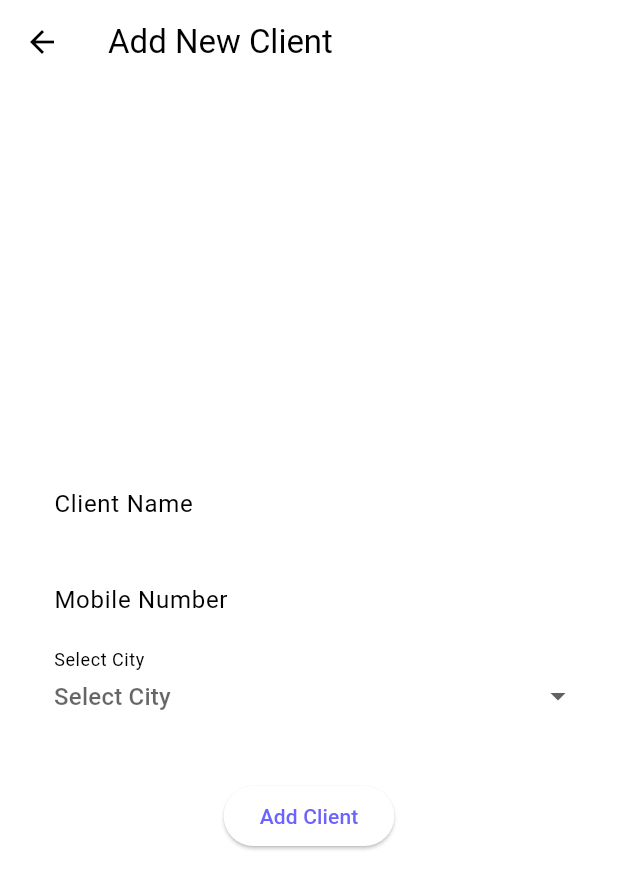
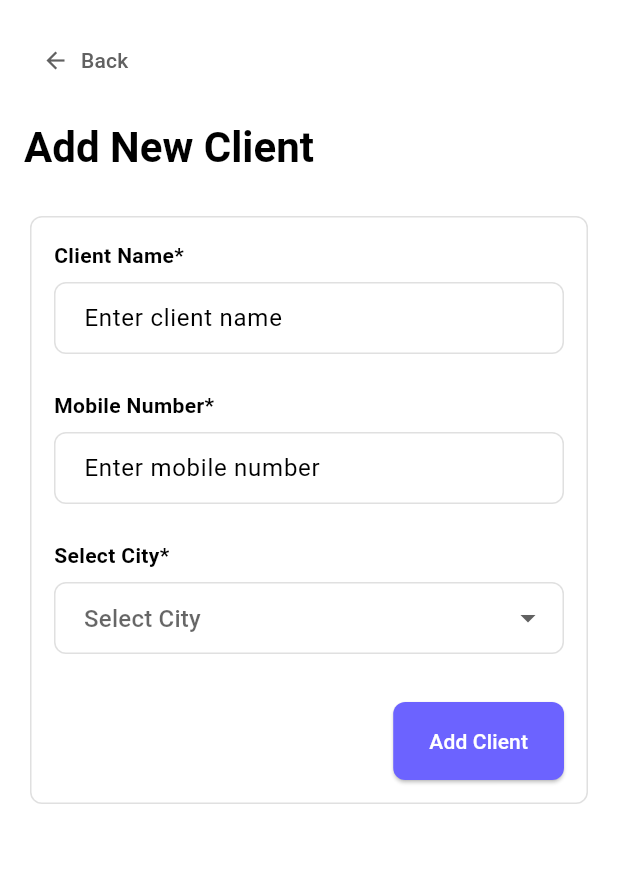
Before and after one commit to Aryaman-Jaiswal/flutter-myapp, a Flutter app: the ClientAddScreen widget shown alone on an empty page, opened directly, on a phone screen of 412 x 824 dp. Shown: the top 889 px of the screen. Run offline on Flutter 3.47's test engine with Material 3 defaults, Android fonts, the phone set to English and light mode, and no system bars; our stand-ins replace animate_do, sqflite, sqflite_common_ffi; missing offline and left inert: gantt_view; accounts and stored records are empty.

Commit message:
added client add page into mainpage

```diff
--- a/lib/screens/clients/client_add_screen.dart
+++ b/lib/screens/clients/client_add_screen.dart
@@ -61,122 +61,91 @@ class _ClientAddScreenState extends State<ClientAddScreen> {
         const SnackBar(content: Text('Client Added Successfully!')),
       );
 
-      Navigator.pop(context);
+      Navigator.of(context).pop();
     }
   }
 
   @override
   Widget build(BuildContext context) {
-    final ColorScheme colorScheme = Theme.of(context).colorScheme;
+    return Padding(
+      // Changed from Scaffold to Padding
+      padding: const EdgeInsets.all(16.0),
+      child: Column(
+        crossAxisAlignment: CrossAxisAlignment.start,
+        children: [
+          // --- NEW: Custom Back button and Header ---
+          TextButton.icon(
+            onPressed: () {
+              Navigator.of(context).pop(); // Uses the local navigator
+            },
+            icon: const Icon(Icons.arrow_back),
+            label: const Text('Back'),
+            style: TextButton.styleFrom(foregroundColor: Colors.grey[700]),
+          ),
+          const SizedBox(height: 16),
+          Text(
+            'Add New Client',
+            style: Theme.of(context).textTheme.headlineMedium?.copyWith(
+              fontWeight: FontWeight.bold,
+              color: Colors.black,
+            ),
+          ),
+          const SizedBox(height: 24),
+          // --- END NEW HEADER ---
 
-    return Scaffold(
-      appBar: AppBar(title: const Text('Add New Client')),
-      body: Center(
-        child: ConstrainedBox(
-          constraints: const BoxConstraints(maxWidth: 600),
-          child: SingleChildScrollView(
+          // Form wrapped in a Card for the bordered look
+          Card(
+            elevation: 0,
+            shape: RoundedRectangleBorder(
+              borderRadius: BorderRadius.circular(8.0),
+              side: BorderSide(color: Colors.grey[300]!),
+            ),
+            child: Padding(
               padding: const EdgeInsets.all(16.0),
               child: Form(
                 key: _formKey,
                 child: Column(
-                mainAxisAlignment: MainAxisAlignment.center,
+                  crossAxisAlignment:
+                      CrossAxisAlignment.start, // Align labels to the left
                   children: [
+                    // Client Name
+                    const Text(
+                      'Client Name*',
+                      style: TextStyle(fontWeight: FontWeight.bold),
+                    ),
+                    const SizedBox(height: 8),
                     TextFormField(
                       controller: _nameController,
-                    decoration: InputDecoration(
-                      labelText: 'Client Name',
-                      hintText: 'Enter client name',
-                      border: OutlineInputBorder(
-                        borderRadius: BorderRadius.circular(8.0),
-                      ),
-                      enabledBorder: OutlineInputBorder(
-                        borderRadius: BorderRadius.circular(8.0),
-                        borderSide: BorderSide(
-                          color: colorScheme.outline.withOpacity(0.5),
-                        ),
-                      ),
-                      focusedBorder: OutlineInputBorder(
-                        borderRadius: BorderRadius.circular(8.0),
-                        borderSide: BorderSide(
-                          color: colorScheme.primary,
-                          width: 2.0,
-                        ),
-                      ),
-                      filled: true,
-                      fillColor: colorScheme.surfaceVariant.withOpacity(0.3),
-                      contentPadding: const EdgeInsets.symmetric(
-                        vertical: 12.0,
-                        horizontal: 16.0,
-                      ),
-                    ),
+                      decoration: _inputDecoration('Enter client name'),
                       validator: (value) =>
                           value!.isEmpty ? 'Enter client name' : null,
                     ),
-                  const SizedBox(height: 16.0),
+                    const SizedBox(height: 24.0),
 
-                  // NEW MOBILE NUMBER FIELD
+                    // Mobile Number
+                    const Text(
+                      'Mobile Number*',
+                      style: TextStyle(fontWeight: FontWeight.bold),
+                    ),
+                    const SizedBox(height: 8),
                     TextFormField(
                       controller: _mobileNoController,
                       keyboardType: TextInputType.phone,
-                    decoration: InputDecoration(
-                      labelText: 'Mobile Number',
-                      hintText: 'Enter client mobile number',
-                      border: OutlineInputBorder(
-                        borderRadius: BorderRadius.circular(8.0),
-                      ),
-                      enabledBorder: OutlineInputBorder(
-                        borderRadius: BorderRadius.circular(8.0),
-                        borderSide: BorderSide(
-                          color: colorScheme.outline.withOpacity(0.5),
-                        ),
-                      ),
-                      focusedBorder: OutlineInputBorder(
-                        borderRadius: BorderRadius.circular(8.0),
-                        borderSide: BorderSide(
-                          color: colorScheme.primary,
-                          width: 2.0,
-                        ),
-                      ),
-                      filled: true,
-                      fillColor: colorScheme.surfaceVariant.withOpacity(0.3),
-                      contentPadding: const EdgeInsets.symmetric(
-                        vertical: 12.0,
-                        horizontal: 16.0,
-                      ),
-                    ),
+                      decoration: _inputDecoration('Enter mobile number'),
                       validator: (value) =>
                           value!.isEmpty ? 'Enter mobile number' : null,
                     ),
-                  const SizedBox(height: 16.0),
+                    const SizedBox(height: 24.0),
 
+                    // City Dropdown
+                    const Text(
+                      'Select City*',
+                      style: TextStyle(fontWeight: FontWeight.bold),
+                    ),
+                    const SizedBox(height: 8),
                     DropdownButtonFormField<String>(
                       value: _selectedCity,
-                    decoration: InputDecoration(
-                      labelText: 'Select City',
-                      hintText: 'Choose a city',
-                      border: OutlineInputBorder(
-                        borderRadius: BorderRadius.circular(8.0),
-                      ),
-                      enabledBorder: OutlineInputBorder(
-                        borderRadius: BorderRadius.circular(8.0),
-                        borderSide: BorderSide(
-                          color: colorScheme.outline.withOpacity(0.5),
-                        ),
-                      ),
-                      focusedBorder: OutlineInputBorder(
-                        borderRadius: BorderRadius.circular(8.0),
-                        borderSide: BorderSide(
-                          color: colorScheme.primary,
-                          width: 2.0,
-                        ),
-                      ),
-                      filled: true,
-                      fillColor: colorScheme.surfaceVariant.withOpacity(0.3),
-                      contentPadding: const EdgeInsets.symmetric(
-                        vertical: 12.0,
-                        horizontal: 16.0,
-                      ),
-                    ),
+                      decoration: _inputDecoration('Select City'),
                       hint: const Text('Select City'),
                       items: _cities.map((String city) {
                         return DropdownMenuItem<String>(
@@ -192,19 +161,67 @@ class _ClientAddScreenState extends State<ClientAddScreen> {
                       validator: (value) =>
                           value == null ? 'Please select a city' : null,
                       isExpanded: true,
-                    menuMaxHeight: 200,
                     ),
+                    const SizedBox(height: 32.0),
 
-                  const SizedBox(height: 32.0),
-                  ElevatedButton(
+                    // Submit Button
+                    Align(
+                      alignment:
+                          Alignment.centerRight, // Align button to the right
+                      child: ElevatedButton(
                         onPressed: _addClient,
+                        style: ElevatedButton.styleFrom(
+                          backgroundColor: Theme.of(
+                            context,
+                          ).colorScheme.primary,
+                          foregroundColor: Colors.white,
+                          padding: const EdgeInsets.symmetric(
+                            horizontal: 24,
+                            vertical: 16,
+                          ),
+                          shape: RoundedRectangleBorder(
+                            borderRadius: BorderRadius.circular(8.0),
+                          ),
+                        ),
                         child: const Text('Add Client'),
+                      ),
                     ),
                   ],
                 ),
               ),
             ),
           ),
+        ],
+      ),
+    );
+  }
+
+  InputDecoration _inputDecoration(String hintText) {
+    return InputDecoration(
+      hintText: hintText,
+      filled: true,
+      fillColor: Colors.white, // Changed fill color to white
+      border: OutlineInputBorder(
+        borderRadius: BorderRadius.circular(8),
+        borderSide: BorderSide(
+          color: Colors.grey[300]!,
+          width: 1,
+        ), // Light border
+      ),
+      enabledBorder: OutlineInputBorder(
+        borderRadius: BorderRadius.circular(8),
+        borderSide: BorderSide(color: Colors.grey[300]!, width: 1),
+      ),
+      focusedBorder: OutlineInputBorder(
+        borderRadius: BorderRadius.circular(8),
+        borderSide: BorderSide(
+          color: Theme.of(context).colorScheme.primary,
+          width: 2,
+        ),
+      ),
+      contentPadding: const EdgeInsets.symmetric(
+        vertical: 12.0,
+        horizontal: 16.0,
       ),
     );
   }
```
Also changed, not shown: lib/screens/clients/client_list_screen.dart (+2 -7 lines), lib/screens/clients/client_tab_navigator.dart (added, +28 -0 lines), lib/screens/main_screen_wrapper.dart (+29 -28 lines). Lines whose indentation alone changed are shown as unchanged.
